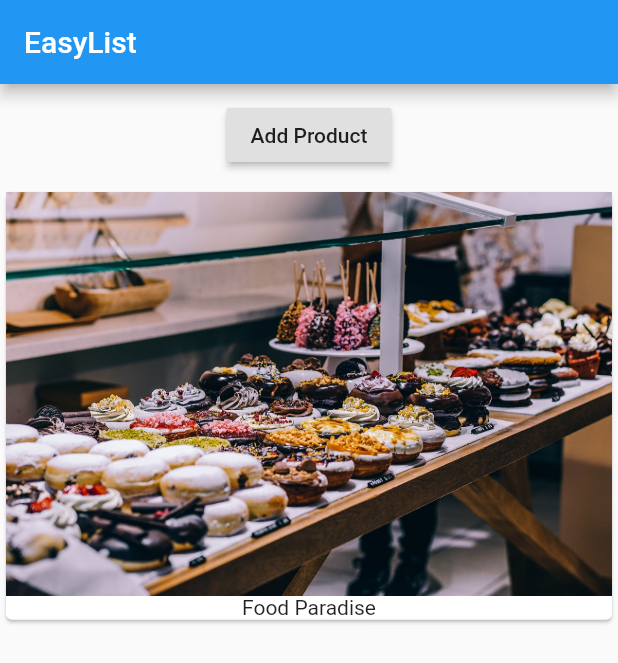
After one commit to xandebianchi/flutter_course, a Flutter app: the screen it shows after launch, on a phone screen of 412 x 824 dp. The commit adds this screen. Shown: the top 663 px of the screen. Run offline on Flutter 3.47's test engine with Material 2 defaults, Android fonts, the phone set to English and light mode, and no system bars.

Commit message:
Chapter 31 completed

```diff
--- a/lib/main.dart
+++ b/lib/main.dart
@@ -1,53 +1,19 @@
 import 'package:flutter/material.dart';
+
+import './product_manager.dart';
 
 void main() => runApp(MyApp());
 
-class MyApp extends StatefulWidget {
-  @override
-  State<StatefulWidget> createState() {
-    return _MyAppState();
-  }
-}
-
-class _MyAppState extends State<MyApp> {
-  List<String> _products = ['Food Tester'];
-
+class MyApp extends StatelessWidget {
   @override
   Widget build(BuildContext context) {
     return MaterialApp(
       home: Scaffold(
-          appBar: AppBar(
-            title: Text('EasyList'),
-          ),
-          body: Column(
-            children: [
-              Container(
-                margin: EdgeInsets.all(10.0),
-                child: RaisedButton(
-                  onPressed: () {
-                    setState(() {
-                      _products.add('Advanced Food Tester');
-                    });
-                  },
-                  child: Text('Add Product'),
-                ),
-              ),
-              Column(
-                children: _products
-                    .map(
-                      (element) => Card(
-                            child: Column(
-                              children: <Widget>[
-                                Image.asset('assets/food.jpg'),
-                                Text('Food Paradise')
-                              ],
-                            ),
-                          ),
-                    )
-                    .toList(),
-              )
-            ],
-          )),
+        appBar: AppBar(
+          title: Text('EasyList'),
+        ),
+        body: ProductManager(),
+      ),
     );
   }
 }
--- /dev/null
+++ b/lib/product_manager.dart
@@ -0,0 +1,34 @@
+import 'package:flutter/material.dart';
+
+import './products.dart';
+
+class ProductManager extends StatefulWidget {
+  @override
+  State<StatefulWidget> createState() {
+    return _ProductManagerState();
+  }
+}
+
+class _ProductManagerState extends State<ProductManager> {
+  List<String> _products = ['Food Tester'];
+
+  @override
+  Widget build(BuildContext context) {
+    return Column(
+      children: [
+        Container(
+          margin: EdgeInsets.all(10.0),
+          child: RaisedButton(
+            onPressed: () {
+              setState(() {
+                _products.add('Advanced Food Tester');
+              });
+            },
+            child: Text('Add Product'),
+          ),
+        ),
+        Products(_products)
+      ],
+    );
+  }
+}
--- /dev/null
+++ b/lib/products.dart
@@ -0,0 +1,25 @@
+import 'package:flutter/material.dart';
+
+class Products extends StatelessWidget {
+  final List<String> products;
+
+  Products(this.products);
+
+  @override
+  Widget build(BuildContext context) {
+    return Column(
+      children: products
+          .map(
+            (element) => Card(
+                  child: Column(
+                    children: <Widget>[
+                      Image.asset('assets/food.jpg'),
+                      Text('Food Paradise')
+                    ],
+                  ),
+                ),
+          )
+          .toList(),
+    );
+  }
+}
```
